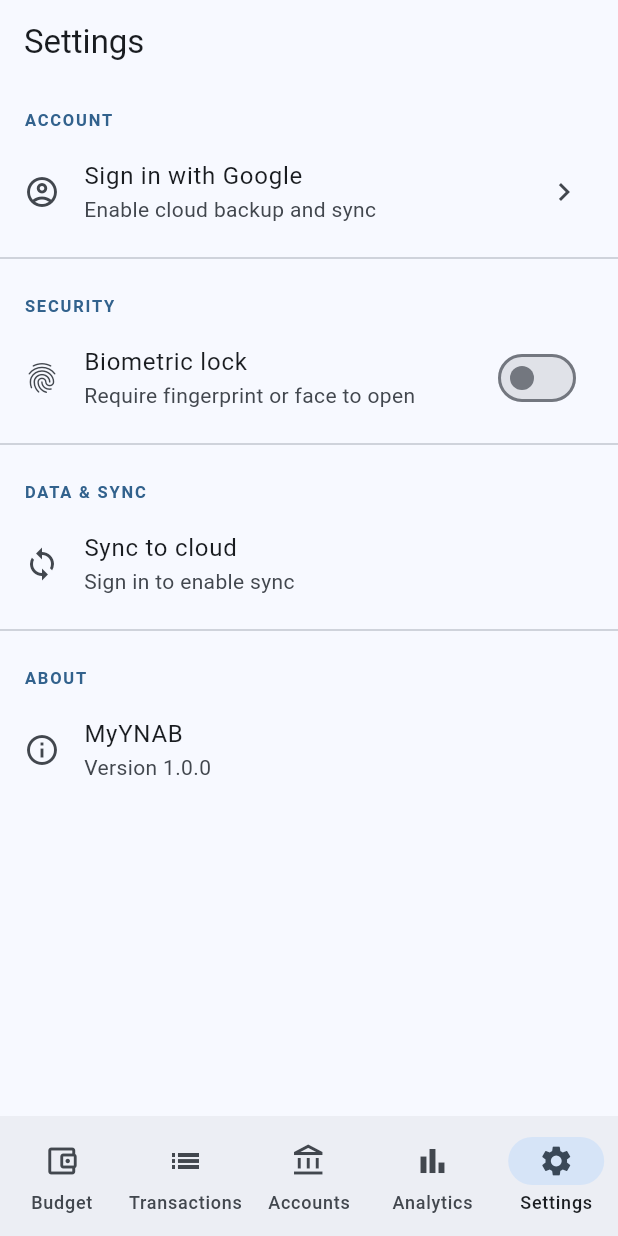
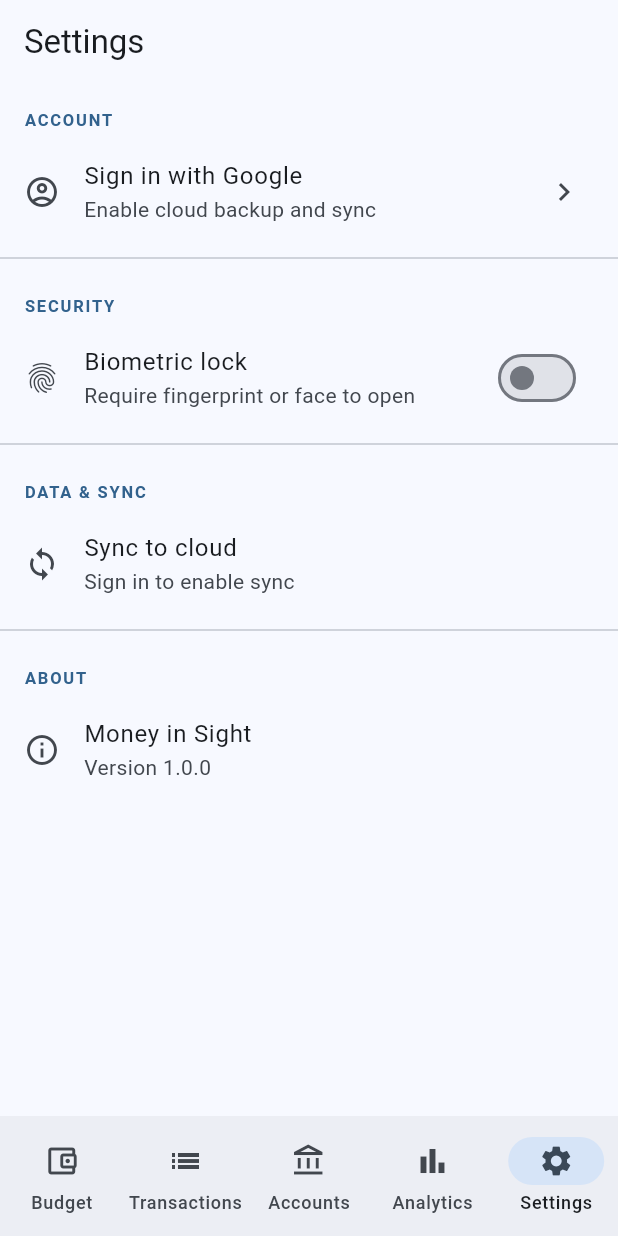
Before and after one commit to nayyarsan/MyBudgetApp, a Flutter app: the screen it shows after launch, item 5 of the bottom bar chosen, on a phone screen of 412 x 824 dp. Run offline on Flutter 3.47's test engine with Material 3 defaults, Android fonts, the phone set to English and light mode, and no system bars; our stand-ins replace cloud_firestore, csv, drift, file_picker, firebase_auth, firebase_core and 5 more; accounts and stored records are empty; generated files the repository leaves out were written again.

Commit message:
refactor: rename app to Money in Sight, remove all YNAB references
- App name: MyYNAB → Money in Sight
- Dart package: myynab → moneyinsight
- Android app ID: com.myynab.myynab → com.moneyinsight.app
- Android label: myynab → Money in Sight
- DB filename: myynab.db → moneyinsight.db
- Class name: MyYnabApp → MoneyInSightApp
- Biometric prompt and lock screen title updated
- Settings screen app name updated
- Budget calculator comment: removed "YNAB-style" wording
- pubspec description updated
- README rewritten with full feature list
- Plan doc titles updated

All 40 tests pass. No YNAB references remain in deployable code.

NOTE: android/app/google-services.json still has the old Firebase project
package name (com.myynab.myynab). Update the Android app package name in
Firebase console to com.moneyinsight.app to restore cloud sync.

Co-Authored-By: Claude Sonnet 4.6 <noreply@anthropic.com>

```diff
--- a/lib/core/database/database.dart
+++ b/lib/core/database/database.dart
@@ -39,7 +39,7 @@ class AppDatabase extends _$AppDatabase {
 LazyDatabase _openConnection() {
   return LazyDatabase(() async {
     final dbFolder = await getApplicationDocumentsDirectory();
-    final file = File(p.join(dbFolder.path, 'myynab.db'));
+    final file = File(p.join(dbFolder.path, 'moneyinsight.db'));
     return NativeDatabase(file);
   });
 }
--- a/lib/features/auth/biometric_lock_screen.dart
+++ b/lib/features/auth/biometric_lock_screen.dart
@@ -65,7 +65,7 @@ class _LockScreenState extends ConsumerState<_LockScreen> {
       }
 
       final authenticated = await auth.authenticate(
-        localizedReason: 'Authenticate to access MyYNAB',
+        localizedReason: 'Authenticate to access Money in Sight',
         options: const AuthenticationOptions(
           biometricOnly: false, // also accepts device PIN/pattern
           stickyAuth: true,
@@ -108,7 +108,7 @@ class _LockScreenState extends ConsumerState<_LockScreen> {
               const Icon(Icons.lock_outline, size: 72, color: Colors.grey),
               const SizedBox(height: 24),
               const Text(
-                'MyYNAB',
+                'Money in Sight',
                 style: TextStyle(fontSize: 28, fontWeight: FontWeight.bold),
               ),
               const SizedBox(height: 8),
--- a/lib/features/budget/budget_calculator.dart
+++ b/lib/features/budget/budget_calculator.dart
@@ -1,4 +1,4 @@
-/// Pure business logic for YNAB-style zero-based budget calculations.
+/// Pure business logic for zero-based budget calculations.
 /// No Flutter or database dependencies — all methods are static and pure.
 class BudgetCalculator {
   /// Returns the available balance for a category.
--- a/lib/features/settings/settings_screen.dart
+++ b/lib/features/settings/settings_screen.dart
@@ -180,7 +180,7 @@ class _SettingsScreenState extends ConsumerState<SettingsScreen> {
           const _SectionHeader(title: 'About'),
           const ListTile(
             leading: Icon(Icons.info_outline),
-            title: Text('MyYNAB'),
+            title: Text('Money in Sight'),
             subtitle: Text('Version 1.0.0'),
           ),
         ],
--- a/lib/main.dart
+++ b/lib/main.dart
@@ -12,16 +12,16 @@ void main() async {
   } catch (_) {
     // Firebase not configured yet — app runs in offline-only mode
   }
-  runApp(const ProviderScope(child: MyYnabApp()));
+  runApp(const ProviderScope(child: MoneyInSightApp()));
 }
 
-class MyYnabApp extends StatelessWidget {
-  const MyYnabApp({super.key});
+class MoneyInSightApp extends StatelessWidget {
+  const MoneyInSightApp({super.key});
 
   @override
   Widget build(BuildContext context) {
     return MaterialApp(
-      title: 'MyYNAB',
+      title: 'Money in Sight',
       debugShowCheckedModeBanner: false,
       theme: AppTheme.light,
       darkTheme: AppTheme.dark,
--- a/pubspec.yaml
+++ b/pubspec.yaml
@@ -1,5 +1,5 @@
-name: myynab
-description: Personal budget tracker — YNAB inspired
+name: moneyinsight
+description: Personal finance app — visualize where your money goes and manage it
 publish_to: none
 version: 1.0.0+1
 
```
Also changed, not shown: 14 other files.
